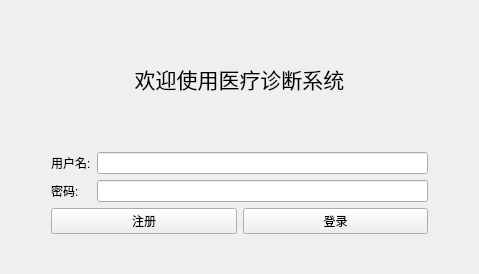
AaWenGe/Medical-system, file loginview.ui: the form before one commit.
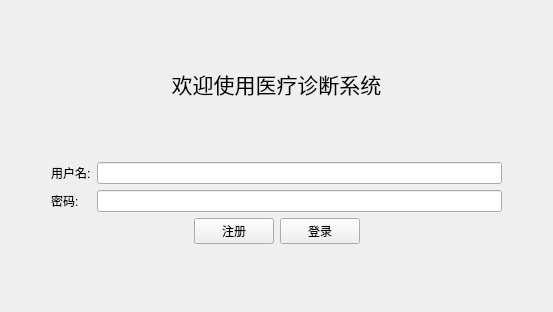
The form after the commit.

```diff
--- a/loginview.ui
+++ b/loginview.ui
@@ -6,21 +6,21 @@
    <rect>
     <x>0</x>
     <y>0</y>
-    <width>479</width>
-    <height>274</height>
+    <width>553</width>
+    <height>312</height>
    </rect>
   </property>
   <property name="windowTitle">
    <string>登录</string>
   </property>
-  <layout class="QVBoxLayout" name="verticalLayout_2">
+  <layout class="QVBoxLayout" name="verticalLayout">
    <item>
     <spacer name="verticalSpacer_3">
      <property name="orientation">
       <enum>Qt::Vertical</enum>
      </property>
      <property name="sizeType">
-      <enum>QSizePolicy::Minimum</enum>
+      <enum>QSizePolicy::Expanding</enum>
      </property>
      <property name="sizeHint" stdset="0">
       <size>
@@ -52,7 +52,7 @@
       <enum>Qt::Vertical</enum>
      </property>
      <property name="sizeType">
-      <enum>QSizePolicy::Minimum</enum>
+      <enum>QSizePolicy::Expanding</enum>
      </property>
      <property name="sizeHint" stdset="0">
       <size>
@@ -81,8 +81,6 @@
       </spacer>
      </item>
      <item>
-      <layout class="QVBoxLayout" name="verticalLayout">
-       <item>
         <layout class="QFormLayout" name="formLayout">
          <item row="0" column="0">
           <widget class="QLabel" name="label_2">
@@ -121,6 +119,39 @@
         </layout>
        </item>
        <item>
+      <spacer name="horizontalSpacer_2">
+       <property name="orientation">
+        <enum>Qt::Horizontal</enum>
+       </property>
+       <property name="sizeType">
+        <enum>QSizePolicy::Preferred</enum>
+       </property>
+       <property name="sizeHint" stdset="0">
+        <size>
+         <width>40</width>
+         <height>20</height>
+        </size>
+       </property>
+      </spacer>
+     </item>
+    </layout>
+   </item>
+   <item>
+    <layout class="QHBoxLayout" name="horizontalLayout_3">
+     <item>
+      <spacer name="horizontalSpacer_3">
+       <property name="orientation">
+        <enum>Qt::Horizontal</enum>
+       </property>
+       <property name="sizeHint" stdset="0">
+        <size>
+         <width>40</width>
+         <height>20</height>
+        </size>
+       </property>
+      </spacer>
+     </item>
+     <item>
         <layout class="QHBoxLayout" name="horizontalLayout">
          <item>
           <widget class="QPushButton" name="btSignup">
@@ -138,16 +169,11 @@
          </item>
         </layout>
        </item>
-      </layout>
-     </item>
      <item>
-      <spacer name="horizontalSpacer_2">
+      <spacer name="horizontalSpacer_4">
        <property name="orientation">
         <enum>Qt::Horizontal</enum>
        </property>
-       <property name="sizeType">
-        <enum>QSizePolicy::Preferred</enum>
-       </property>
        <property name="sizeHint" stdset="0">
         <size>
          <width>40</width>
@@ -164,7 +190,7 @@
       <enum>Qt::Vertical</enum>
      </property>
      <property name="sizeType">
-      <enum>QSizePolicy::Minimum</enum>
+      <enum>QSizePolicy::Expanding</enum>
      </property>
      <property name="sizeHint" stdset="0">
       <size>
```
Lines whose indentation alone changed are shown as unchanged.
